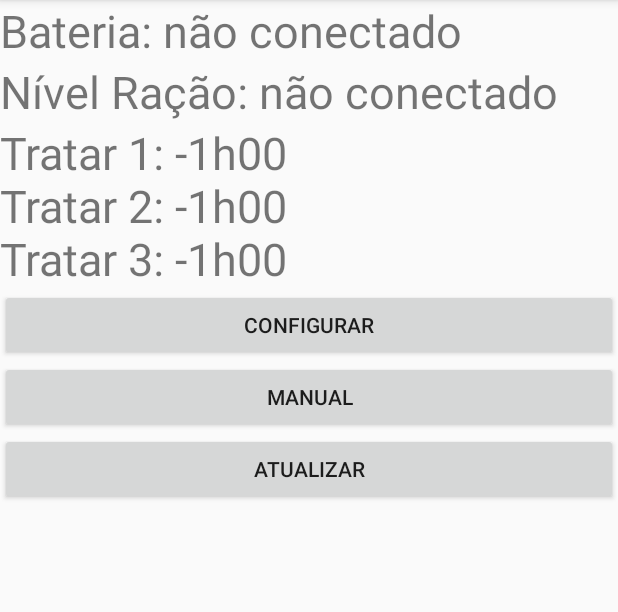
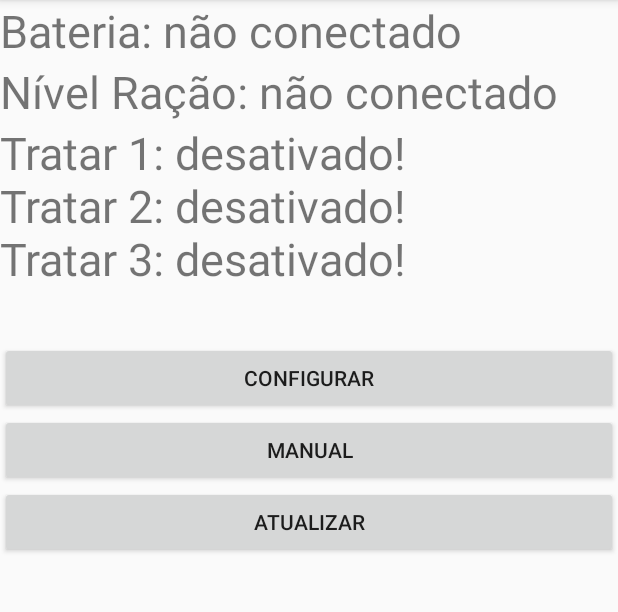
Before and after one commit to UTFPR-DispositivosMoveis/ddm_comedouro, an Android app: the screen it shows after launch (MainActivity), on a phone screen of 412 x 824 dp, the part 84-696 px from its top. Run offline under Robolectric (Android 15) with nearby library versions, the phone set to English and light mode, and no system bars.

Commit message:
Retoques finais
Signed-off-by: Wall Berg Morais <wallbergmirandamorais@gmail.com>

```diff
--- a/BaseApp/app/src/main/java/com/example/sir_berg/testesock/MainActivity.java
+++ b/BaseApp/app/src/main/java/com/example/sir_berg/testesock/MainActivity.java
@@ -22,11 +22,11 @@
     private Integer alturaRacao = 0;
     private Integer nivelBateria = 0;
 
-    private Integer hora1 = -1;
-    private Integer hora2 = -1;
-    private Integer hora3 = -1;
+    private Integer hora1 = 25;
+    private Integer hora2 = 25;
+    private Integer hora3 = 25;
 
-    private String ip = "172.20.221.226";
+    private String ip = "192.168.43.130";
     private int porta = 12345;
 
     @Override
@@ -104,15 +104,15 @@
      * getstatus: Ordem de recebimento
      * hora1 hora2 hora3 alturaRacao nivelBateria
      **/
-    public void setStatus(int hora1, int hora2, int hora3, int alturaRacao, int nivelBateria){
+    public void setStatus(int hora1, int hora2, int hora3, int alturaRacao, int tempoAbertura){
         this.hora1 = hora1;
         this.hora2 = hora2;
         this.hora3 = hora3;
         this.alturaRacao = alturaRacao;
         this.nivelBateria = nivelBateria;
 
-        tvBateria.setText("Bateria: " + String.format("%02d", nivelBateria) + "%");
-        tvRacao.setText("Nível Ração: " + String.format("%02d", alturaRacao) + "%");
+        tvBateria.setText("Nível Ração: " + String.format("%02d", tempoAbertura));
+        tvRacao.setText("Tempo Abertura: " + String.format("%02d", alturaRacao) + "s");
         tvHora.setText(makeHora());
     }
 
```
